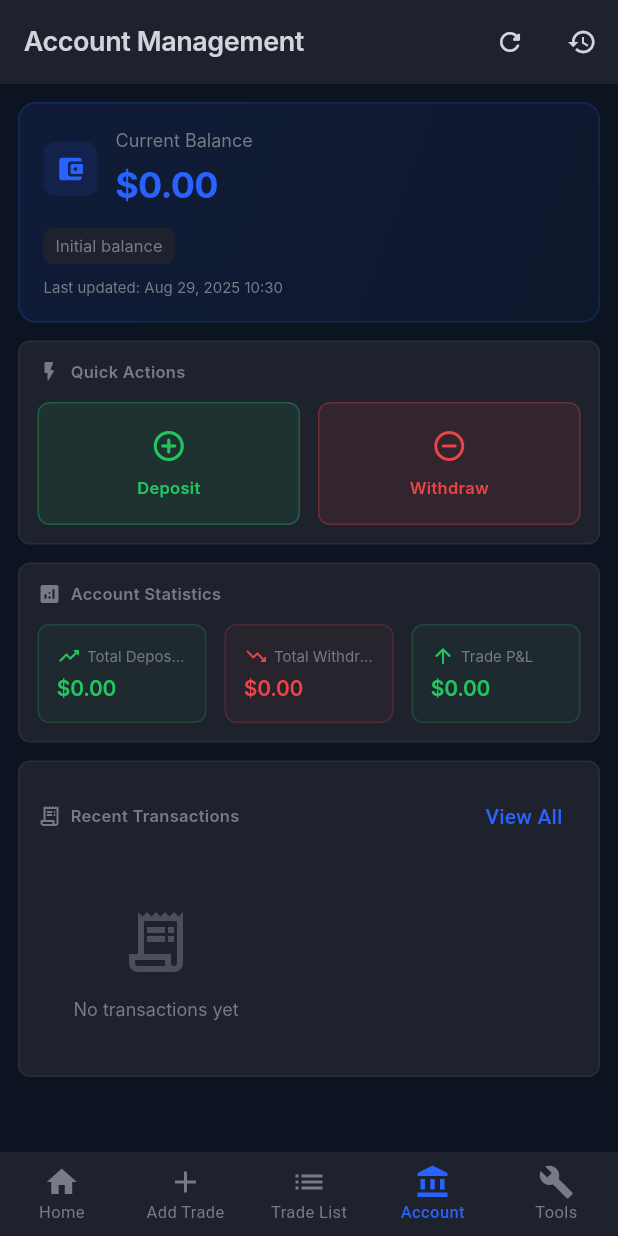
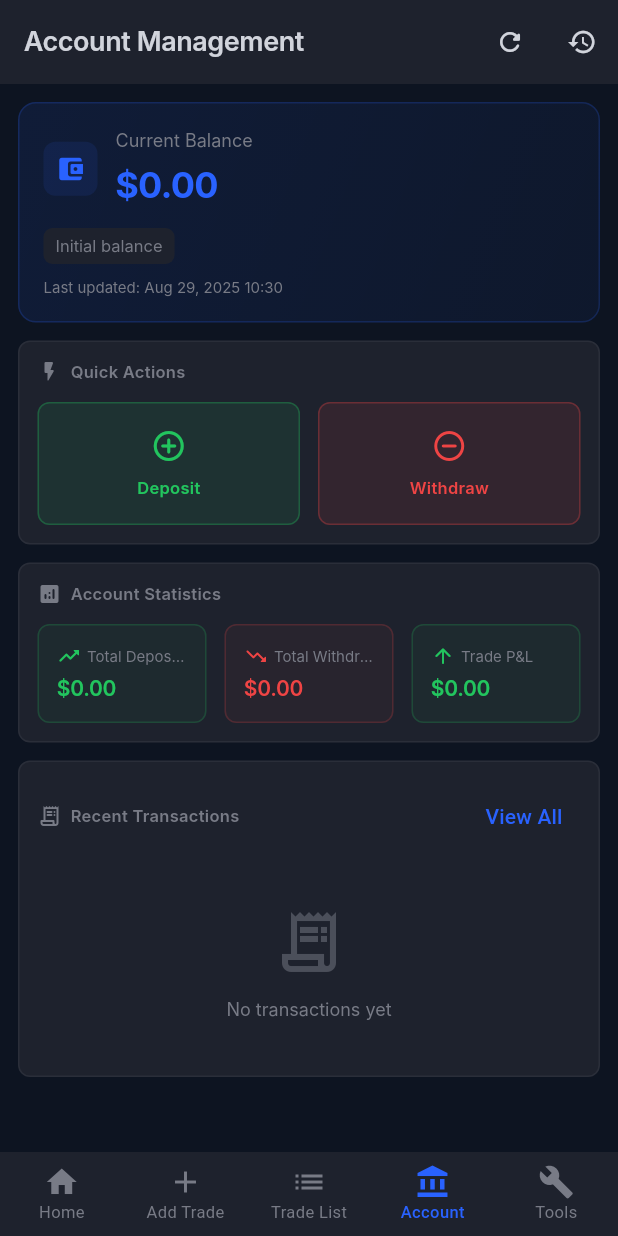
Before and after one commit to yuzaiakira/TradeMate, a Flutter app: the screen it shows after launch, item 4 of the bottom bar chosen, on a phone screen of 412 x 824 dp. Run offline on Flutter 3.47's test engine with Material 3 defaults, Android fonts, the phone set to English and light mode, and no system bars; our stand-ins replace drift, equatable, fl_chart, flutter_bloc; accounts and stored records are empty; generated files the repository leaves out were written again; Roboto replaces fonts that are missing (Inter).

```diff
--- a/lib/features/account_management/data/datasources/account_local_datasource.dart
+++ b/lib/features/account_management/data/datasources/account_local_datasource.dart
@@ -45,6 +45,9 @@ class AccountLocalDataSourceImpl implements AccountLocalDataSource {
           ),
         );
 
+        // Force sync to ensure data is written
+        await database.ensureDataPersisted();
+
         return AccountBalanceModel(
           id: existingBalance.id,
           balance: newBalance,
@@ -60,6 +63,9 @@ class AccountLocalDataSourceImpl implements AccountLocalDataSource {
             note: note != null ? Value(note) : const Value.absent(),
           ),
         );
+
+        // Force sync to ensure data is written
+        await database.ensureDataPersisted();
 
         return AccountBalanceModel(
           id: id,
--- a/lib/features/account_management/data/datasources/transaction_local_datasource.dart
+++ b/lib/features/account_management/data/datasources/transaction_local_datasource.dart
@@ -38,6 +38,9 @@ class TransactionLocalDataSourceImpl implements TransactionLocalDataSource {
       final id = await database.into(database.accountTransactions).insert(
         model.toDatabaseCompanion(),
       );
+
+      // Force sync to ensure data is written
+      await database.ensureDataPersisted();
 
       return TransactionModel(
         id: id,
--- a/lib/features/account_management/presentation/widgets/transaction_list.dart
+++ b/lib/features/account_management/presentation/widgets/transaction_list.dart
@@ -17,8 +17,11 @@ class TransactionList extends StatelessWidget {
   Widget build(BuildContext context) {
     if (transactions.isEmpty) {
       return Container(
+        width: double.infinity, // Take full width
         padding: const EdgeInsets.all(24),
         child: Column(
+          mainAxisAlignment: MainAxisAlignment.center,
+          crossAxisAlignment: CrossAxisAlignment.center,
           children: [
             Icon(
               Icons.receipt_long_outlined,
@@ -31,6 +34,7 @@ class TransactionList extends StatelessWidget {
               style: AppTheme.captionStyle.copyWith(
                 color: AppTheme.textSecondaryColor,
               ),
+              textAlign: TextAlign.center,
             ),
           ],
         ),
```
Also changed, not shown: lib/core/data/database.dart (+12 -2 lines), lib/main.dart (+9 -4 lines).
